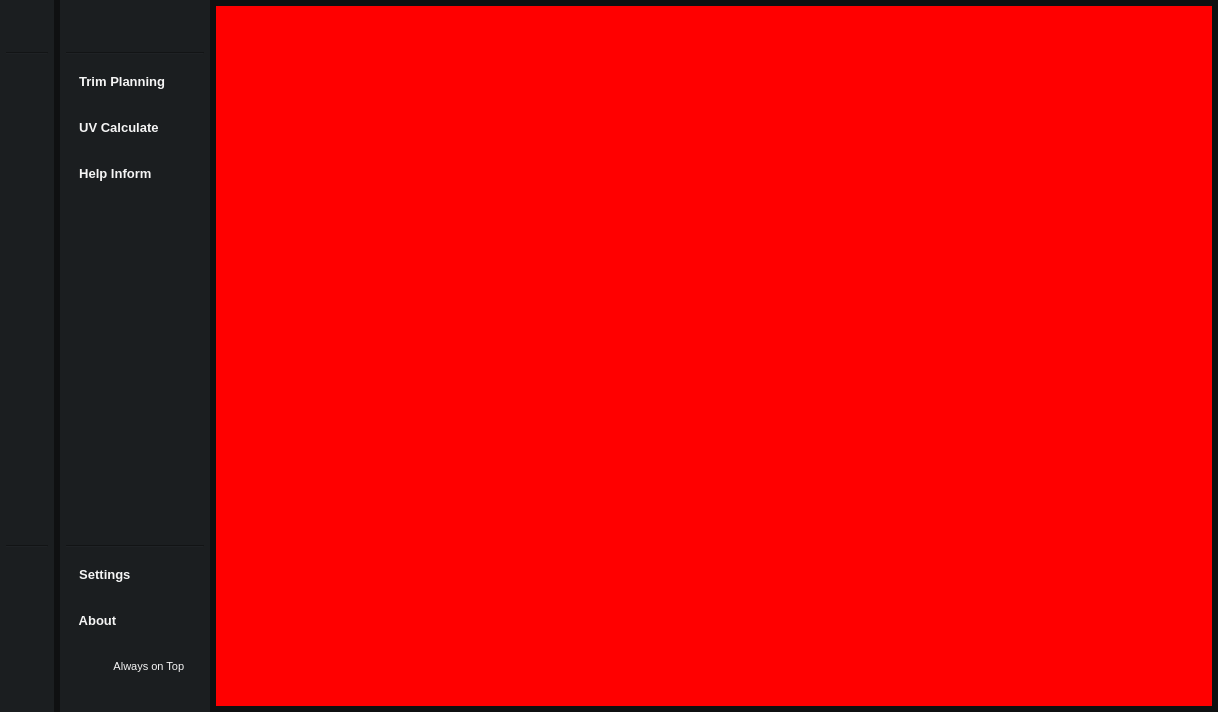
Above: TrimSheet_ToolsV2/Views/WinMain.ui from JoaoFAbrahan/TrimSheet_ToolsV2 before the change. Below: the same form after it.
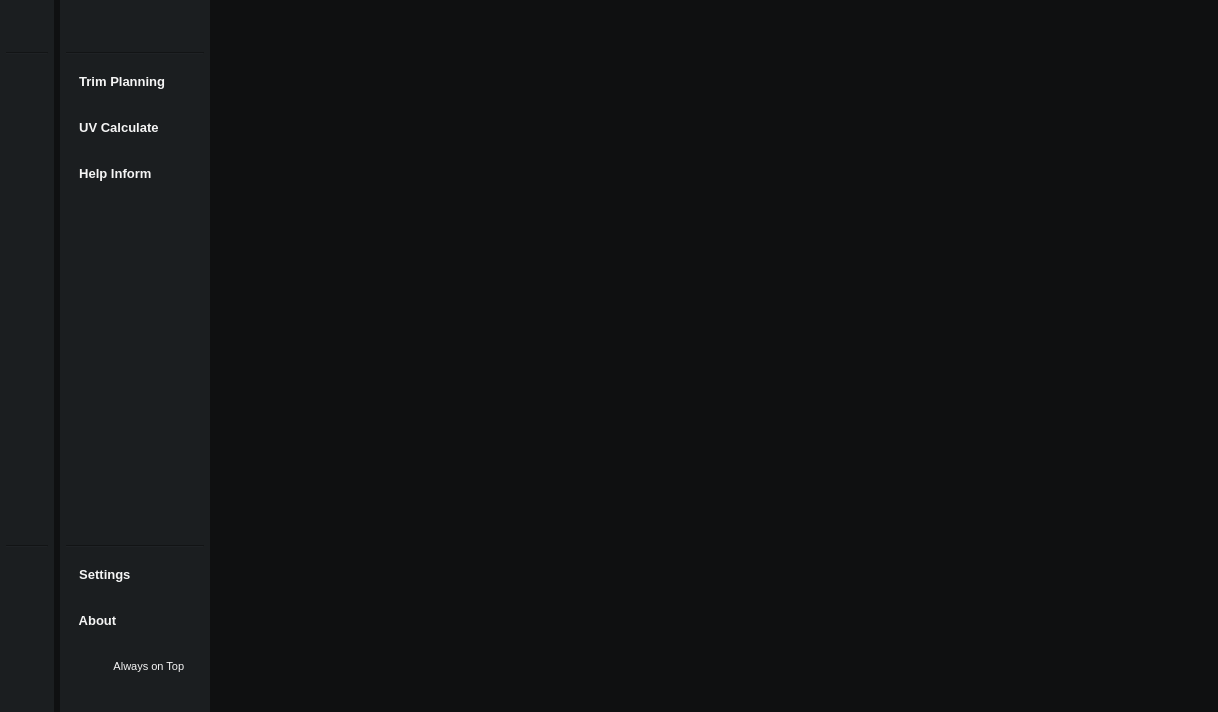
That is the form after the change. Icons and pictures are not drawn. Custom widgets are drawn as their Qt base class.

Patch:
```diff
--- a/TrimSheet_ToolsV2/Views/WinMain.ui
+++ b/TrimSheet_ToolsV2/Views/WinMain.ui
@@ -872,7 +872,7 @@
        <item>
         <widget class="QWidget" name="widget" native="true">
          <property name="styleSheet">
-          <string notr="true">background-color: rgb(255, 0, 0);</string>
+          <string notr="true">background-color: rgb(15, 16, 17);</string>
          </property>
         </widget>
        </item>
```
Left out of the diff: 17 changed lines with no effect on the pictures.
